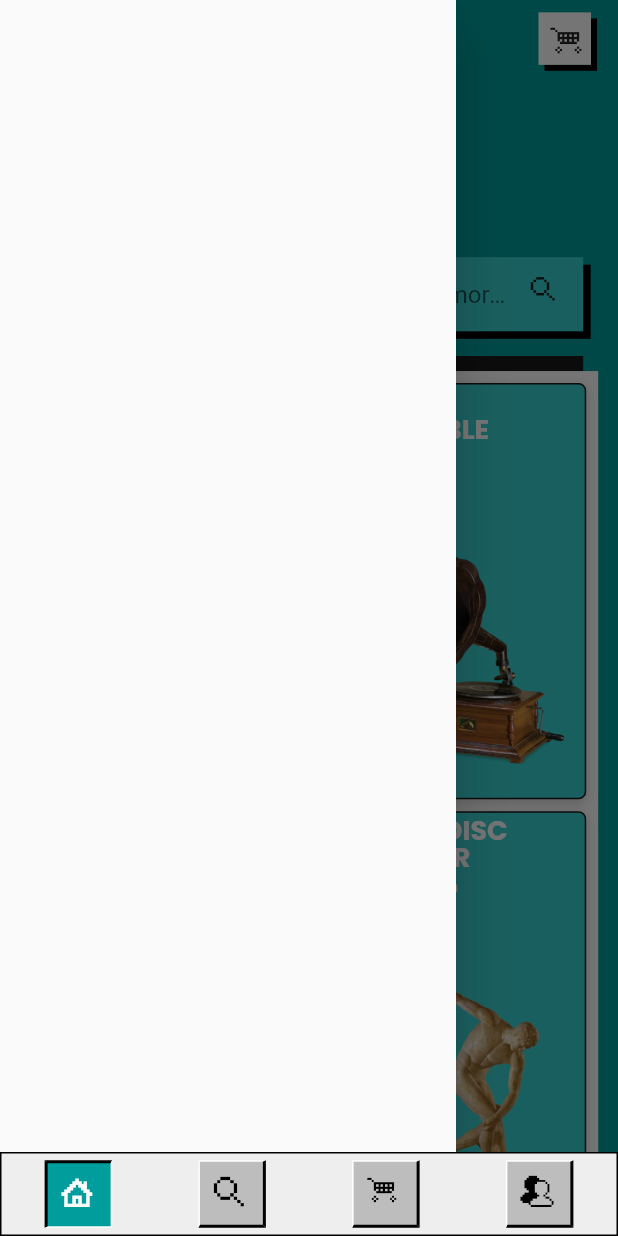
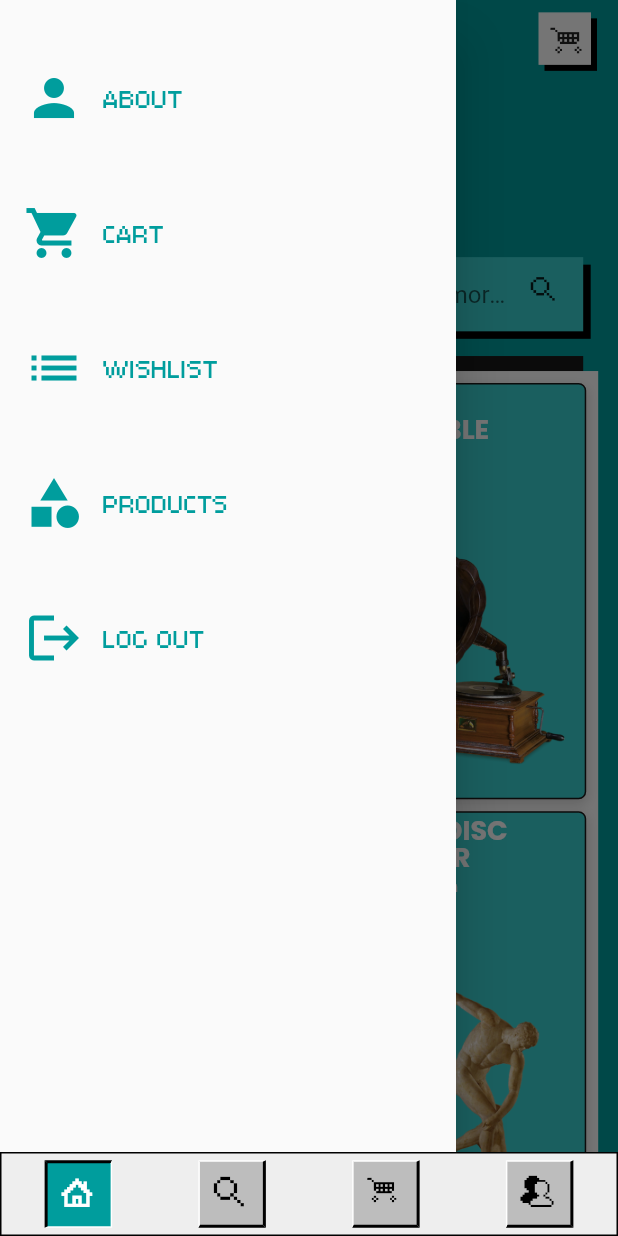
Before and after one commit to himanshusharma89/relic_bazaar, a Flutter app: the screen it shows after launch, with the side drawer open, on a phone screen of 412 x 824 dp. Run offline on Flutter 3.47's test engine with Material 2 defaults, Android fonts, the phone set to English and light mode, and no system bars; our stand-ins replace flutter_svg, fluttertoast, google_fonts; missing offline and left inert: razorpay_flutter.

Commit message:
ListTiles added to the App Drawer

```diff
--- a/lib/views/home.dart
+++ b/lib/views/home.dart
@@ -17,7 +17,7 @@ class Home extends StatelessWidget {
     final width = MediaQuery.of(context).size.width;
     return Scaffold(
       key: _drawerKey,
-      drawer: Drawer(),
+      drawer: DrawerWidget(),
       body:SingleChildScrollView(
           primary: true,
           child: Container(
@@ -208,3 +208,89 @@ class Home extends StatelessWidget {
     );
   }
 }
+
+class DrawerWidget extends StatelessWidget {
+  const DrawerWidget({
+    Key key,
+  }) : super(key: key);
+
+  @override
+  Widget build(BuildContext context) {
+    return Drawer(
+      child: ListView(
+        padding: EdgeInsets.only(top: 20.0),
+        children: <Widget>[
+          _createDrawerItem(
+            icon: Icons.person,
+            title: 'ABOUT',
+            onTap: () {}
+          ),
+          _createDrawerItem(
+            icon: Icons.shopping_cart,
+            title: 'CART',
+            onTap: () {},
+          ),
+          _createDrawerItem(
+            icon: Icons.list,
+            title: 'WISHLIST',
+            onTap: () {},
+          ),
+          _createDrawerItem(
+            icon: Icons.category,
+            title: 'PRODUCTS',
+            onTap: () {},
+          ),
+          _createDrawerItem(
+            icon: Icons.logout,
+            title: 'LOG OUT',
+            onTap: () {},
+          ),
+        ],
+      ),
+    );
+  }
+}
+
+
+
+Widget _createDrawerItem(
+    {IconData icon,
+      String title,
+      GestureTapCallback onTap}) {
+  return ListTile(
+    title: Row(
+      crossAxisAlignment: CrossAxisAlignment.center,
+      mainAxisAlignment: MainAxisAlignment.start,
+      children: <Widget>[
+        Icon(
+          icon,
+          color: RelicColors.backgroundColor,
+          size: 40.0,
+        ),
+        Expanded(
+          child: Container(
+            padding: EdgeInsets.symmetric(
+              horizontal: 12.0,
+              vertical: 30.0,
+            ),
+            child: Column(
+              crossAxisAlignment: CrossAxisAlignment.start,
+              mainAxisAlignment: MainAxisAlignment.spaceEvenly,
+              children: <Widget>[
+                Text(
+                  title,
+                  style: TextStyle(
+                    fontFamily: 'Pixer',
+                    color: RelicColors.backgroundColor,
+                    fontSize: 18.0,
+                  ),
+                ),
+              ],
+            ),
+          ),
+        )
+      ],
+    ),
+    onTap: onTap,
+  );
+}
```
